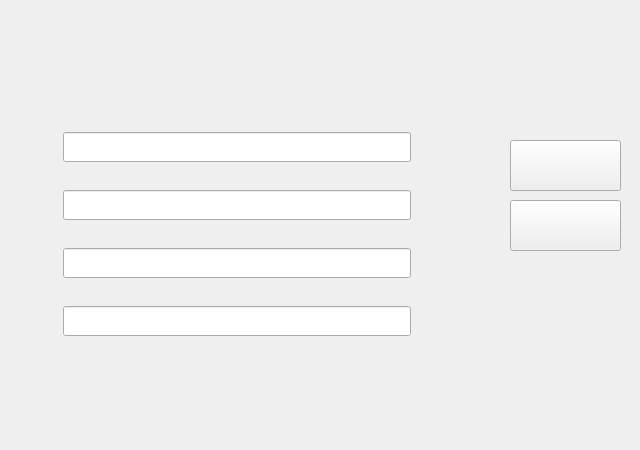
The window that MGAWithSQL/dbconnectform.ui (amirtosson/MGAConnect) describes before a commit, drawn with Qt 5.
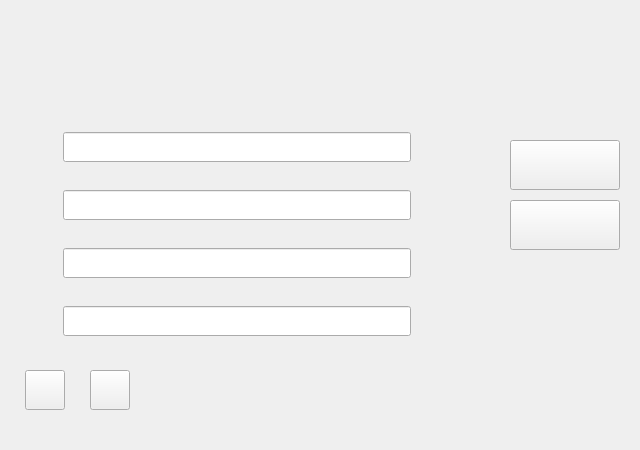
The same window after the commit.

What changed in the file:
```diff
--- a/MGAWithSQL/dbconnectform.ui
+++ b/MGAWithSQL/dbconnectform.ui
@@ -264,28 +264,6 @@
     </rect>
    </property>
   </widget>
-  <widget class="QPushButton" name="connectToDBButton">
-   <property name="geometry">
-    <rect>
-     <x>510</x>
-     <y>140</y>
-     <width>111</width>
-     <height>51</height>
-    </rect>
-   </property>
-   <property name="sizePolicy">
-    <sizepolicy hsizetype="Expanding" vsizetype="Expanding">
-     <horstretch>0</horstretch>
-     <verstretch>0</verstretch>
-    </sizepolicy>
-   </property>
-   <property name="styleSheet">
-    <string notr="true"/>
-   </property>
-   <property name="text">
-    <string/>
-   </property>
-  </widget>
   <widget class="QLabel" name="bdPwdLabel_2">
    <property name="geometry">
     <rect>
@@ -302,22 +280,6 @@
     <string/>
    </property>
   </widget>
-  <widget class="QPushButton" name="disconnectDBButton">
-   <property name="geometry">
-    <rect>
-     <x>510</x>
-     <y>200</y>
-     <width>111</width>
-     <height>51</height>
-    </rect>
-   </property>
-   <property name="styleSheet">
-    <string notr="true"/>
-   </property>
-   <property name="text">
-    <string/>
-   </property>
-  </widget>
   <widget class="QLabel" name="dbFormLabel">
    <property name="geometry">
     <rect>
@@ -334,6 +296,72 @@
     <string/>
    </property>
   </widget>
+  <widget class="QToolButton" name="updateDetailsButton">
+   <property name="geometry">
+    <rect>
+     <x>90</x>
+     <y>370</y>
+     <width>40</width>
+     <height>40</height>
+    </rect>
+   </property>
+   <property name="text">
+    <string/>
+   </property>
+  </widget>
+  <widget class="QToolButton" name="loadDetailsButton">
+   <property name="geometry">
+    <rect>
+     <x>25</x>
+     <y>370</y>
+     <width>40</width>
+     <height>40</height>
+    </rect>
+   </property>
+   <property name="font">
+    <font>
+     <pointsize>3</pointsize>
+    </font>
+   </property>
+   <property name="text">
+    <string/>
+   </property>
+   <property name="toolButtonStyle">
+    <enum>Qt::ToolButtonIconOnly</enum>
+   </property>
+  </widget>
+  <widget class="QToolButton" name="connectToDBButton">
+   <property name="geometry">
+    <rect>
+     <x>510</x>
+     <y>140</y>
+     <width>110</width>
+     <height>50</height>
+    </rect>
+   </property>
+   <property name="text">
+    <string/>
+   </property>
+   <property name="toolButtonStyle">
+    <enum>Qt::ToolButtonTextBesideIcon</enum>
+   </property>
+  </widget>
+  <widget class="QToolButton" name="disconnectDBButton">
+   <property name="geometry">
+    <rect>
+     <x>510</x>
+     <y>200</y>
+     <width>110</width>
+     <height>50</height>
+    </rect>
+   </property>
+   <property name="text">
+    <string/>
+   </property>
+   <property name="toolButtonStyle">
+    <enum>Qt::ToolButtonTextBesideIcon</enum>
+   </property>
+  </widget>
  </widget>
  <tabstops>
   <tabstop>DBNameTextBox</tabstop>
```
Left out of the diff: 2 changed lines with no effect on the pictures.
